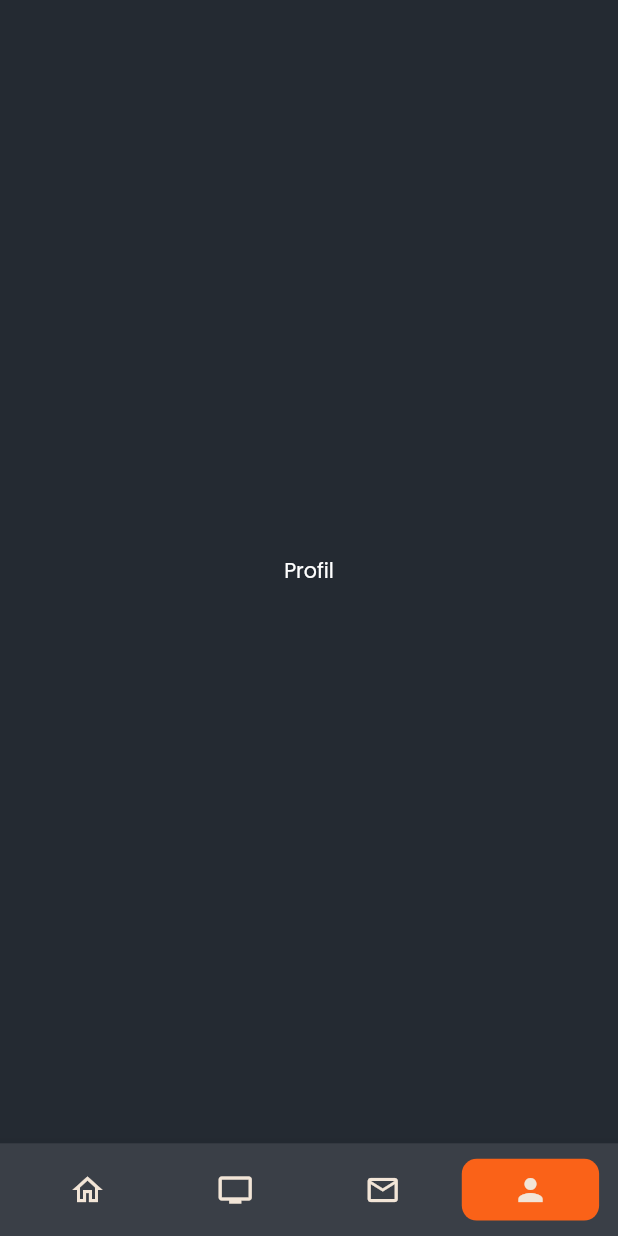
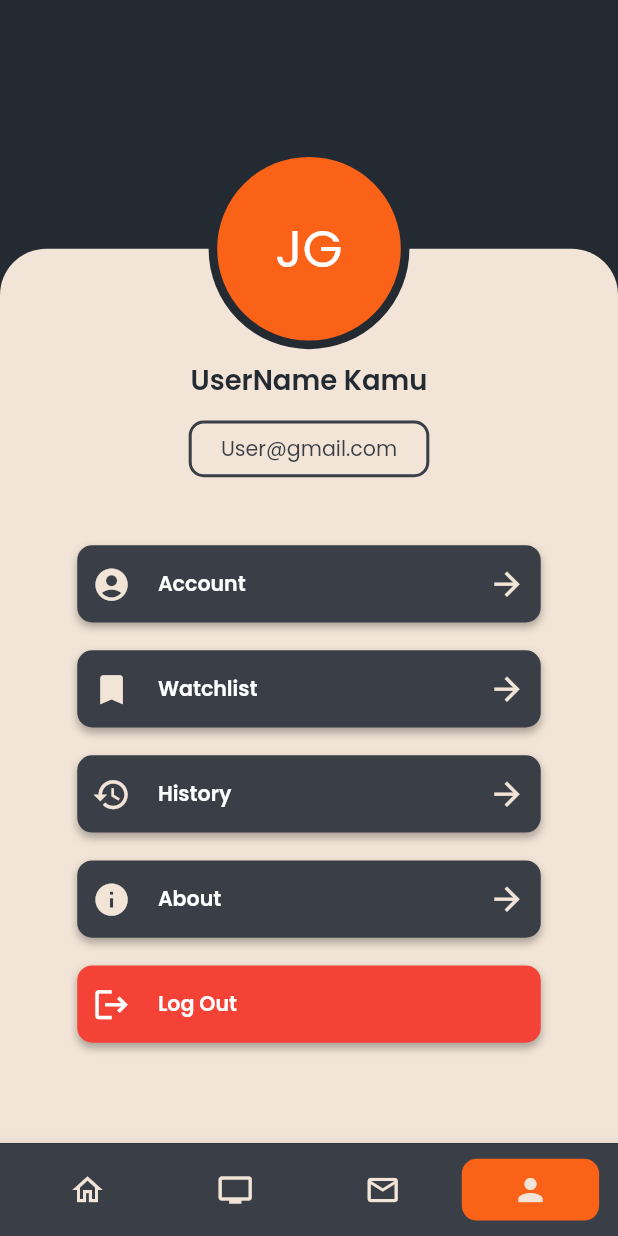
Before and after one commit to JavierGavra/TROUVER, a Flutter app: the screen it shows after launch, item 4 of the bottom bar chosen, on a phone screen of 412 x 824 dp. Run offline on Flutter 3.47's test engine with Material 2 defaults, Android fonts, the phone set to English and light mode, and no system bars; our stand-ins replace cached_network_image, carousel_slider, firebase_core, flutter_screenutil, shimmer; accounts and stored records are empty; network calls fail; project files that could hold a hidden picture were left out.

Commit message:
style: [JG] added UI for Profil

```diff
--- a/lib/common/app_theme_data.dart
+++ b/lib/common/app_theme_data.dart
@@ -31,7 +31,7 @@ class AppThemeData {
       // appBarTheme: AppBarTheme(backgroundColor: ColorApp.primary, elevation: 0),
       textTheme: TextTheme(
         headline2: TextStyle(
-          color: Colors.white,
+          color: ColorApp.primary,
           fontWeight: FontWeight.w600,
           fontSize: 16.sp,
         ),
--- a/lib/main.dart
+++ b/lib/main.dart
@@ -1,10 +1,15 @@
+import 'package:firebase_core/firebase_core.dart';
 import 'package:flutter/material.dart';
 import 'package:flutter_screenutil/flutter_screenutil.dart';
 import 'package:trouver/common/app_theme_data.dart';
+import 'package:trouver/firebase_options.dart';
 import 'package:trouver/ui/bottom_navigation/bottom_navigation.dart';
 
-void main() {
+void main() async {
   runApp(const MyApp());
+  await Firebase.initializeApp(
+    options: DefaultFirebaseOptions.currentPlatform,
+  );
 }
 
 class MyApp extends StatelessWidget {
--- a/lib/ui/bottom_navigation/pages/profil.dart
+++ b/lib/ui/bottom_navigation/pages/profil.dart
@@ -1,12 +1,124 @@
 import 'package:flutter/material.dart';
+import 'package:flutter_screenutil/flutter_screenutil.dart';
+import 'package:trouver/common/app_color.dart';
+import 'package:trouver/common/public_function.dart';
 
 class ProfilPage extends StatelessWidget {
   const ProfilPage({super.key});
 
   @override
   Widget build(BuildContext context) {
-    return Center(
-      child: Text("Profil"),
+    final screenSize = MediaQuery.of(context).size;
+    final textTheme = Theme.of(context).textTheme;
+    return SingleChildScrollView(
+      child: Stack(
+        children: [
+          Container(height: screenSize.height / 2, color: ColorApp.primary),
+          Container(
+            margin: EdgeInsets.only(top: 161.h),
+            padding: EdgeInsets.only(top: 72.h, bottom: 75),
+            width: screenSize.width,
+            decoration: BoxDecoration(
+              color: ColorApp.accent1,
+              borderRadius: BorderRadius.only(
+                topLeft: Radius.circular(30.r),
+                topRight: Radius.circular(30.r),
+              ),
+            ),
+            child: Column(
+              children: [
+                Text("UserName Kamu", style: textTheme.headline2),
+                SizedBox(height: 13.h),
+                Container(
+                  padding:
+                      EdgeInsets.symmetric(vertical: 6.2.h, horizontal: 17.w),
+                  decoration: BoxDecoration(
+                    border: Border.all(width: 2, color: ColorApp.secondary),
+                    borderRadius: BorderRadius.circular(10),
+                  ),
+                  child: Text(
+                    "User@gmail.com",
+                    style: TextStyle(
+                        fontSize: 12.sp,
+                        fontWeight: FontWeight.w500,
+                        color: ColorApp.secondary),
+                  ),
+                ),
+                SizedBox(height: 44.h),
+                button(context, Icons.account_circle, "Account", () {}),
+                SizedBox(height: 18.h),
+                button(context, Icons.bookmark, "Watchlist", () {}),
+                SizedBox(height: 18.h),
+                button(context, Icons.history, "History", () {}),
+                SizedBox(height: 18.h),
+                button(context, Icons.info, "About", () {}),
+                SizedBox(height: 18.h),
+                button(context, Icons.logout, "Log Out", () {}),
+              ],
+            ),
+          ),
+          Positioned(
+            top: 96.h,
+            left: (screenSize.width - 130.h) / 2,
+            child: Container(
+              width: 130.h,
+              height: 130.h,
+              alignment: Alignment.center,
+              decoration: BoxDecoration(
+                color: ColorApp.accent2,
+                shape: BoxShape.circle,
+                border: Border.all(color: ColorApp.primary, width: 5.w),
+              ),
+              child: Text(
+                "JG",
+                style: TextStyle(fontSize: 30.sp, fontWeight: FontWeight.w500),
+              ),
+            ),
+          )
+        ],
+      ),
+    );
+  }
+
+  Widget button(
+      BuildContext context, IconData icon, String text, Function()? function) {
+    final bool isLogOut = text == "Log Out";
+    return InkWell(
+      onTap: function,
+      child: Container(
+        height: 50.h,
+        width: 270.w,
+        padding: const EdgeInsets.symmetric(horizontal: 10, vertical: 12),
+        decoration: BoxDecoration(
+          color: isLogOut ? Colors.red : ColorApp.secondary,
+          borderRadius: BorderRadius.circular(10),
+          boxShadow: const [
+            BoxShadow(
+                color: Color(0x4D000000), offset: Offset(0, 3), blurRadius: 4),
+          ],
+        ),
+        child: Row(
+          children: [
+            Icon(
+              icon,
+              size: 25.r,
+              color: isLogOut ? Colors.white : ColorApp.accent1,
+            ),
+            const SizedBox(width: 18),
+            Text(
+              text,
+              style: TextStyle(
+                  fontSize: 12.sp,
+                  fontWeight: FontWeight.w600,
+                  color: Colors.white),
+            ),
+            const Spacer(),
+            isLogOut
+                ? const SizedBox()
+                : Icon(Icons.arrow_forward, size: 25, color: ColorApp.accent1)
+          ],
+        ),
+      ),
     );
   }
 }
--- a/pubspec.yaml
+++ b/pubspec.yaml
@@ -43,6 +43,7 @@ dependencies:
   flutter_svg: ^1.1.6
   cached_network_image: ^3.2.3
   url_launcher: ^6.1.8
+  firebase_core: ^2.4.1
 
 dev_dependencies:
   flutter_test:
```
Also changed, not shown: lib/firebase_options.dart (added), pubspec.lock, 4 other files.
